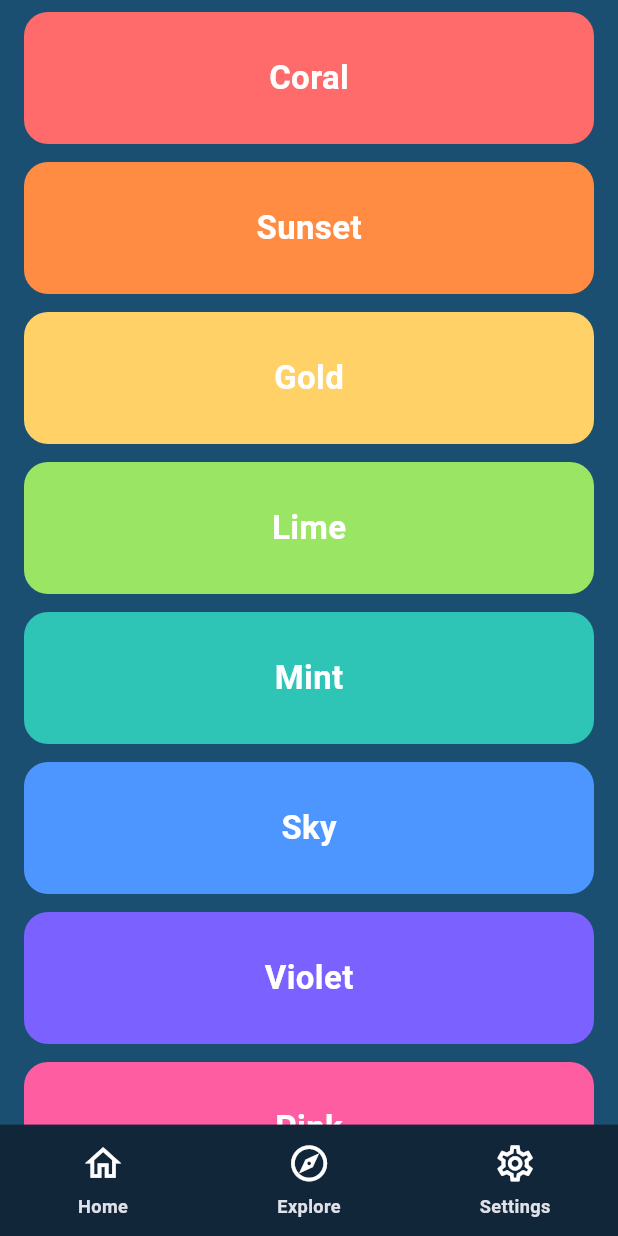
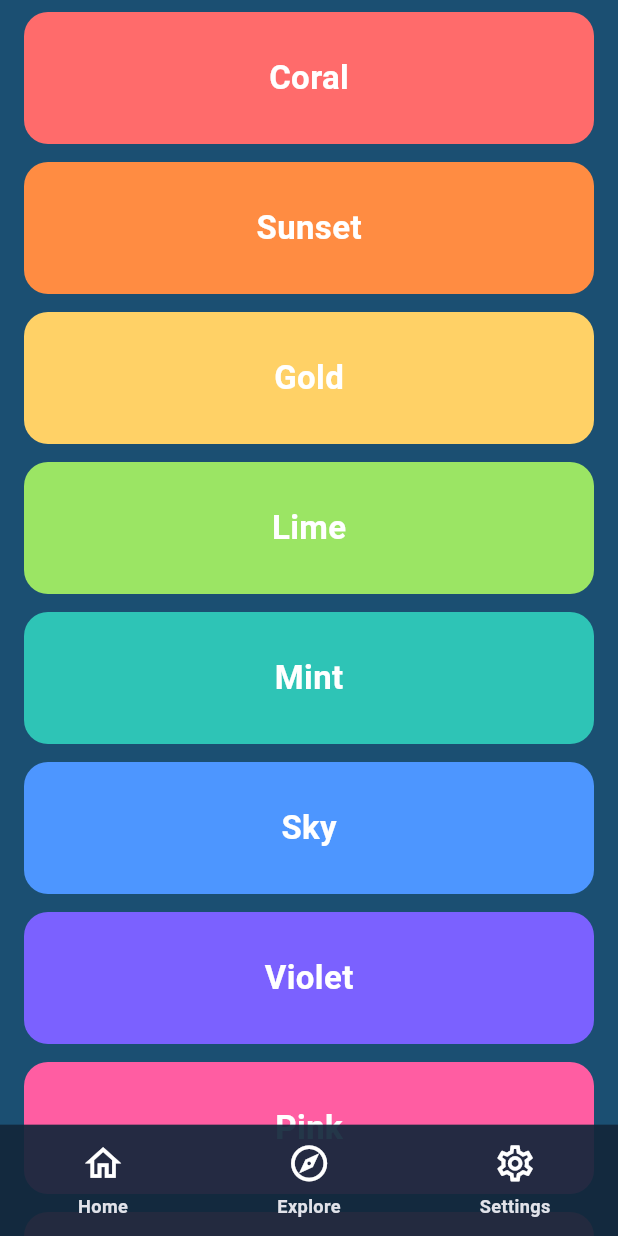
Before and after one commit to TalhaRiazH/flutter_smart_safe_area, a Flutter app: the screen it shows after launch, on a phone screen of 412 x 824 dp. Run offline on Flutter 3.47's test engine with Material 3 defaults, Android fonts, the phone set to English and light mode, and no system bars.

Commit message:
Keep insets live after Android navigation overlay changes.
Co-authored-by: Cursor <cursoragent@cursor.com>

```diff
--- a/example/lib/main.dart
+++ b/example/lib/main.dart
@@ -29,15 +29,15 @@ class _SmartSafeAreaExampleAppState extends State<SmartSafeAreaExampleApp> {
         colorSchemeSeed: const Color(0xFF6EA8FF),
       ),
       builder: (context, child) {
-        return SmartSafeAreaSimulator(
-          nav: _simulated,
-          top: _simulated == SimulatedSystemNav.device ? null : 47,
-          child: SmartSafeAreaHost(
+        return SmartSafeAreaHost(
           config: SmartSafeAreaConfig(
             extendBackground: _extendBackground,
             bottomBehavior: _behavior,
           ),
           showDebugOverlay: true,
+          child: SmartSafeAreaSimulator(
+            nav: _simulated,
+            top: _simulated == SimulatedSystemNav.device ? null : 47,
             child: child ?? const SizedBox.shrink(),
           ),
         );
@@ -288,7 +288,9 @@ class _Panel extends StatelessWidget {
 
   @override
   Widget build(BuildContext context) {
-    return DecoratedBox(
+    return Material(
+      color: Colors.transparent,
+      child: DecoratedBox(
         decoration: BoxDecoration(
           color: Colors.black.withValues(alpha: 0.28),
           borderRadius: BorderRadius.circular(16),
@@ -305,6 +307,7 @@ class _Panel extends StatelessWidget {
             ],
           ),
         ),
+      ),
     );
   }
 }
--- a/lib/flutter_smart_safe_area.dart
+++ b/lib/flutter_smart_safe_area.dart
@@ -36,6 +36,7 @@ export 'src/smart_safe_area_host.dart';
 export 'src/smart_safe_area_insets.dart';
 export 'src/smart_safe_area_scaffold.dart';
 export 'src/smart_safe_area_scope.dart';
+export 'src/smart_safe_area_simulation_scope.dart';
 export 'src/smart_safe_area_simulator.dart';
 export 'src/smart_system_nav_bar.dart';
 export 'src/system_nav.dart';
--- a/lib/src/smart_safe_area.dart
+++ b/lib/src/smart_safe_area.dart
@@ -162,7 +162,6 @@ class SmartSafeArea extends StatelessWidget {
       threeButtonNavThreshold: threeButtonNavThreshold,
     );
 
-    final padded = _consumePadding(context, insets.content, child);
     final topFill = resolveSafeAreaFill(
       color: topSafeAreaColor ?? inherited.topSafeAreaColor,
       opacity: topSafeAreaOpacity ?? inherited.topSafeAreaOpacity,
@@ -183,8 +182,23 @@ class SmartSafeArea extends StatelessWidget {
       opacity: rightSafeAreaOpacity ?? inherited.rightSafeAreaOpacity,
       visible: showRightSafeArea ?? inherited.showRightSafeArea,
     );
+    final contentPadding = paddingWithoutTranslucentFills(
+      insets.content,
+      top: topFill,
+      bottom: bottomFill,
+      left: leftFill,
+      right: rightFill,
+    );
+    final overlayInsets = overlayInsetsForFills(
+      insets.content,
+      top: topFill,
+      bottom: bottomFill,
+      left: leftFill,
+      right: rightFill,
+    );
+    final padded = _consumePadding(context, contentPadding, child);
     final colored = SmartSafeAreaColorBars(
-      insets: insets.content,
+      insets: overlayInsets,
       top: topFill,
       bottom: bottomFill,
       left: leftFill,
@@ -215,7 +229,7 @@ class SmartSafeArea extends StatelessWidget {
         const Color(0xFF000000);
 
     return SmartSafeAreaColorBars(
-      insets: insets.content,
+      insets: overlayInsets,
       top: topFill,
       bottom: bottomFill,
       left: leftFill,
--- a/lib/src/smart_safe_area_color_bars.dart
+++ b/lib/src/smart_safe_area_color_bars.dart
@@ -14,6 +14,47 @@ Color? resolveSafeAreaFill({
   if (next <= 0) return null;
   if (next >= 1) return color;
   return color.withValues(alpha: color.a * next);
+}
+
+/// Whether a resolved fill should sit over scrolling content.
+///
+/// Translucent bars do not consume padding, so lists can move behind them.
+bool safeAreaFillIsTranslucent(Color? color) {
+  return color != null && color.a < 0.999;
+}
+
+/// Content padding with translucent sides left at `0` so children draw behind
+/// the overlay bars.
+EdgeInsets paddingWithoutTranslucentFills(
+  EdgeInsets insets, {
+  Color? top,
+  Color? bottom,
+  Color? left,
+  Color? right,
+}) {
+  return EdgeInsets.fromLTRB(
+    safeAreaFillIsTranslucent(left) ? 0 : insets.left,
+    safeAreaFillIsTranslucent(top) ? 0 : insets.top,
+    safeAreaFillIsTranslucent(right) ? 0 : insets.right,
+    safeAreaFillIsTranslucent(bottom) ? 0 : insets.bottom,
+  );
+}
+
+/// Overlay bar sizes. Translucent fills still use the real inset so the color
+/// covers the system region while content scrolls underneath.
+EdgeInsets overlayInsetsForFills(
+  EdgeInsets insets, {
+  Color? top,
+  Color? bottom,
+  Color? left,
+  Color? right,
+}) {
+  return EdgeInsets.fromLTRB(
+    left == null ? 0 : insets.left,
+    top == null ? 0 : insets.top,
+    right == null ? 0 : insets.right,
+    bottom == null ? 0 : insets.bottom,
+  );
 }
 
 /// Paints optional colors in the system inset regions around [child].
--- a/lib/src/smart_safe_area_host.dart
+++ b/lib/src/smart_safe_area_host.dart
@@ -7,6 +7,7 @@ import 'package:flutter/services.dart';
 import 'smart_safe_area_config.dart';
 import 'smart_safe_area_insets.dart';
 import 'smart_safe_area_scope.dart';
+import 'smart_safe_area_simulation_scope.dart';
 import 'system_nav.dart';
 import 'system_nav_mode.dart';
 
@@ -140,11 +141,8 @@ class _SmartSafeAreaHostState extends State<SmartSafeAreaHost>
 
   @override
   void didChangeMetrics() {
-    _rebuild();
-  }
-
-  void _rebuild() {
-    if (mounted) setState(() {});
+    if (!mounted) return;
+    setState(() {});
   }
 
   Future<void> _refreshSystemInsets() async {
@@ -157,9 +155,14 @@ class _SmartSafeAreaHostState extends State<SmartSafeAreaHost>
             widget.systemNavigationBarIconBrightness,
       );
     }
-    _rebuild();
+    if (!mounted) return;
+    setState(() {});
     WidgetsBinding.instance.addPostFrameCallback((_) {
-      _rebuild();
+      if (!mounted) return;
+      setState(() {});
+      WidgetsBinding.instance.addPostFrameCallback((_) {
+        if (mounted) setState(() {});
+      });
     });
   }
 
@@ -208,18 +211,40 @@ class _MediaQueryAdapter extends StatelessWidget {
 
   @override
   Widget build(BuildContext context) {
-    final mq = MediaQuery.of(context);
-    final padding = mq.padding;
-    final viewPadding = mq.viewPadding;
+    var mq = MediaQuery.of(context);
+    if (!SmartSafeAreaSimulationScope.lockedOf(context)) {
+      final live = SystemNav.liveViewPadding(context);
+      if (live != null && (live.bottom > 0 || live.top > 0)) {
+        final staleBottom = (live.bottom - mq.viewPadding.bottom).abs() > 0.5;
+        final staleTop = (live.top - mq.viewPadding.top).abs() > 0.5;
+        if (staleBottom || staleTop) {
+          mq = mq.copyWith(
+            viewPadding: live,
+            padding: mq.padding.copyWith(
+              top: live.top,
+              left: live.left,
+              right: live.right,
+              bottom: live.bottom,
+            ),
+          );
+        }
+      }
+    }
 
-    final smartBottom = SmartSafeAreaInsets.of(
+    return MediaQuery(
+      data: mq,
+      child: Builder(
+        builder: (context) {
+          final padding = MediaQuery.paddingOf(context);
+          final viewPadding = MediaQuery.viewPaddingOf(context);
+          final insets = SmartSafeAreaInsets.of(
             context,
             config: config,
             extraPadding: EdgeInsets.zero,
             minimum: EdgeInsets.zero,
             keyboardAware: false,
-    ).contentBottom;
-
+          );
+          final smartBottom = insets.contentBottom;
           final nextPadding = padding.copyWith(
             top: math.max(padding.top, viewPadding.top),
             left: math.max(padding.left, viewPadding.left),
@@ -228,12 +253,17 @@ class _MediaQueryAdapter extends StatelessWidget {
                 ? smartBottom
                 : math.max(padding.bottom, viewPadding.bottom),
           );
-
-    if (nextPadding == padding) return child;
-
           return MediaQuery(
-      data: mq.copyWith(padding: nextPadding),
+            data: MediaQuery.of(context).copyWith(padding: nextPadding),
+            child: KeyedSubtree(
+              key: ValueKey(
+                'ssa-${insets.navMode.name}-${insets.rawBottom.toStringAsFixed(1)}',
+              ),
               child: child,
+            ),
+          );
+        },
+      ),
     );
   }
 }
--- a/lib/src/smart_safe_area_scaffold.dart
+++ b/lib/src/smart_safe_area_scaffold.dart
@@ -235,9 +235,17 @@ class SmartSafeAreaScaffold extends StatelessWidget {
     final hasBottomTint =
         (bottomSafeAreaColor ?? inherited.bottomSafeAreaColor) != null;
 
-    final bodyNeedsTop = applyTop && (appBar == null || extendBodyBehindAppBar);
+    final bottomIsTranslucent = safeAreaFillIsTranslucent(bottomColor);
+    final topIsTranslucent = safeAreaFillIsTranslucent(topColor);
+    final effectiveExtendBody =
+        extendBody || (bottomNavigationBar != null && bottomIsTranslucent);
+    final effectiveExtendBodyBehindAppBar =
+        extendBodyBehindAppBar || (appBar != null && topIsTranslucent);
+
+    final bodyNeedsTop =
+        applyTop && (appBar == null || effectiveExtendBodyBehindAppBar);
     final bodyNeedsBottom =
-        applyBottom && (bottomNavigationBar == null || extendBody);
+        applyBottom && (bottomNavigationBar == null || effectiveExtendBody);
 
     Widget? nav = bottomNavigationBar;
     if (nav != null && wrapBottomNavigationBar) {
@@ -348,8 +356,8 @@ class SmartSafeAreaScaffold extends StatelessWidget {
       drawer: drawer,
       endDrawer: endDrawer,
       resizeToAvoidBottomInset: resizeToAvoidBottomInset,
-      extendBody: extendBody,
-      extendBodyBehindAppBar: extendBodyBehindAppBar,
+      extendBody: effectiveExtendBody,
+      extendBodyBehindAppBar: effectiveExtendBodyBehindAppBar,
     );
 
     if (extend || _hasCustomBackground) {
--- /dev/null
+++ b/lib/src/smart_safe_area_simulation_scope.dart
@@ -0,0 +1,31 @@
+import 'package:flutter/widgets.dart';
+
+/// When [locked] is true, smart insets stay on the ancestor [MediaQuery]
+/// instead of the live [FlutterView] (used by [SmartSafeAreaSimulator]).
+class SmartSafeAreaSimulationScope extends InheritedWidget {
+  /// Creates a simulation lock for descendant inset reads.
+  const SmartSafeAreaSimulationScope({
+    super.key,
+    required this.locked,
+    required super.child,
+  });
+
+  /// Whether to ignore live engine insets.
+  final bool locked;
+
+  /// `true` when a simulator is forcing MediaQuery insets.
+  static bool lockedOf(BuildContext context) {
+    return maybeOf(context)?.locked ?? false;
+  }
+
+  /// The nearest simulation scope, if any.
+  static SmartSafeAreaSimulationScope? maybeOf(BuildContext context) {
+    return context
+        .dependOnInheritedWidgetOfExactType<SmartSafeAreaSimulationScope>();
+  }
+
+  @override
+  bool updateShouldNotify(SmartSafeAreaSimulationScope oldWidget) {
+    return locked != oldWidget.locked;
+  }
+}
--- a/lib/src/smart_safe_area_simulator.dart
+++ b/lib/src/smart_safe_area_simulator.dart
@@ -1,5 +1,6 @@
 import 'package:flutter/widgets.dart';
 
+import 'smart_safe_area_simulation_scope.dart';
 import 'system_nav.dart';
 
 /// Preset insets for [SmartSafeAreaSimulator].
@@ -85,10 +86,9 @@ class SmartSafeAreaSimulator extends StatelessWidget {
 
   @override
   Widget build(BuildContext context) {
-    if (nav == SimulatedSystemNav.device && top == null) {
-      return child;
-    }
-
+    final locked = nav != SimulatedSystemNav.device || top != null;
+    Widget built = child;
+    if (locked) {
       final mq = MediaQuery.of(context);
       final bottom = resolvedBottom ?? mq.viewPadding.bottom;
       final nextViewPadding = mq.viewPadding.copyWith(
@@ -103,8 +103,7 @@ class SmartSafeAreaSimulator extends StatelessWidget {
         left: left,
         right: right,
       );
-
-    return MediaQuery(
+      built = MediaQuery(
         data: mq.copyWith(
           viewPadding: nextViewPadding,
           padding: nextPadding,
@@ -112,4 +111,10 @@ class SmartSafeAreaSimulator extends StatelessWidget {
         child: child,
       );
     }
+
+    return SmartSafeAreaSimulationScope(
+      locked: locked,
+      child: built,
+    );
   }
+}
--- a/lib/src/system_nav.dart
+++ b/lib/src/system_nav.dart
@@ -1,8 +1,10 @@
 import 'dart:math' as math;
+import 'dart:ui' show FlutterView;
 
 import 'package:flutter/widgets.dart';
 
 import 'smart_safe_area_scope.dart';
+import 'smart_safe_area_simulation_scope.dart';
 import 'system_nav_mode.dart';
 
 /// Detects the system navigation style from [MediaQuery] / [FlutterView].
@@ -26,16 +28,43 @@ abstract final class SystemNav {
   /// This is the physical inset (3-button bar **or** home indicator), not the
   /// content inset. Use [contentBottomInset] when padding widgets.
   static double rawBottomInset(BuildContext context) {
-    final viewPaddingBottom = MediaQuery.viewPaddingOf(context).bottom;
-    var raw = viewPaddingBottom;
-    if (raw <= 0) {
-      final view = View.maybeOf(context);
-      if (view != null && view.devicePixelRatio > 0) {
-        raw = math.max(view.viewPadding.bottom, view.padding.bottom) /
-            view.devicePixelRatio;
+    final mqBottom = MediaQuery.viewPaddingOf(context).bottom;
+    if (SmartSafeAreaSimulationScope.lockedOf(context)) {
+      return mqBottom;
+    }
+    final live = liveViewPadding(context);
+    if (live != null) {
+      final stale = (live.bottom - mqBottom).abs() > 0.5;
+      if (stale && (live.bottom > 0 || mqBottom <= 0)) {
+        return live.bottom;
       }
     }
-    return raw;
+    if (mqBottom > 0) return mqBottom;
+    return live?.bottom ?? 0;
+  }
+
+  /// Current [FlutterView] padding in logical pixels, or `null` if unknown.
+  ///
+  /// Used when Android swaps the 3-button / gesture overlay and [MediaQuery]
+  /// still holds the previous inset.
+  static EdgeInsets? liveViewPadding(BuildContext? context) {
+    FlutterView? view;
+    if (context != null && context.mounted) {
+      view = View.maybeOf(context);
+    }
+    view ??= WidgetsBinding.instance.platformDispatcher.implicitView;
+    if (view == null) {
+      final views = WidgetsBinding.instance.platformDispatcher.views;
+      if (views.isNotEmpty) view = views.first;
+    }
+    if (view == null || view.devicePixelRatio <= 0) return null;
+    final physical = EdgeInsets.fromLTRB(
+      math.max(view.viewPadding.left, view.padding.left).toDouble(),
+      math.max(view.viewPadding.top, view.padding.top).toDouble(),
+      math.max(view.viewPadding.right, view.padding.right).toDouble(),
+      math.max(view.viewPadding.bottom, view.padding.bottom).toDouble(),
+    );
+    return physical / view.devicePixelRatio;
   }
 
   /// Resolved 3-button threshold from [SmartSafeAreaScope] or the default.
--- a/pubspec.yaml
+++ b/pubspec.yaml
@@ -1,6 +1,6 @@
 name: flutter_smart_safe_area
 description: Smart SafeArea that detects 3-button vs gesture navigation. Backgrounds stay edge-to-edge; content insets only when the system nav bar is visible.
-version: 0.1.3
+version: 0.1.4
 homepage: https://github.com/TalhaRiazH/flutter_smart_safe_area
 repository: https://github.com/TalhaRiazH/flutter_smart_safe_area
 issue_tracker: https://github.com/TalhaRiazH/flutter_smart_safe_area/issues
--- a/test_safe_area/lib/main.dart
+++ b/test_safe_area/lib/main.dart
@@ -2,11 +2,18 @@ import 'package:flutter/material.dart';
 import 'package:flutter_smart_safe_area/flutter_smart_safe_area.dart';
 
 const _navBarColor = Color(0xFF12263A);
+const _topSafeColor = Color(0xFFFF8C42);
+const _topOpacity = 0.45;
+const _bottomOpacity = 0.72;
 
 Future<void> main() async {
   WidgetsFlutterBinding.ensureInitialized();
   await SmartSafeAreaHost.ensureEdgeToEdge();
   runApp(const TestSafeAreaApp());
+}
+
+double _navBarHeight(BuildContext context) {
+  return (MediaQuery.sizeOf(context).height * 0.09).clamp(72.0, 104.0);
 }
 
 class TestSafeAreaApp extends StatelessWidget {
@@ -24,8 +31,10 @@ class TestSafeAreaApp extends StatelessWidget {
         config: const SmartSafeAreaConfig(
           extendBackground: true,
           bottomBehavior: BottomSafeAreaBehavior.auto,
+          topSafeAreaColor: _topSafeColor,
+          topSafeAreaOpacity: _topOpacity,
           bottomSafeAreaColor: _navBarColor,
-          bottomSafeAreaOpacity: 1,
+          bottomSafeAreaOpacity: _bottomOpacity,
         ),
       ),
       home: const _HomeScreen(),
@@ -49,20 +58,34 @@ class _HomeScreen extends StatelessWidget {
     ('Teal', Color(0xFF00A896)),
     ('Indigo', Color(0xFF3D5A80)),
     ('Peach', Color(0xFFFFA69E)),
+    ('Amber', Color(0xFFFFC300)),
+    ('Aqua', Color(0xFF48CAE4)),
+    ('Plum', Color(0xFF9B5DE5)),
+    ('Leaf', Color(0xFF43AA8B)),
   ];
 
   @override
   Widget build(BuildContext context) {
+    final mediaPadding = MediaQuery.paddingOf(context);
+
     return SmartSafeAreaScaffold(
       extendBackground: true,
       bottomBehavior: BottomSafeAreaBehavior.auto,
       backgroundColor: const Color(0xFF1B4F72),
+      topSafeAreaColor: _topSafeColor,
+      topSafeAreaOpacity: _topOpacity,
+      showTopSafeArea: true,
       bottomSafeAreaColor: _navBarColor,
+      bottomSafeAreaOpacity: _bottomOpacity,
       showBottomSafeArea: true,
-      bottomSafeAreaOpacity: 1,
       bottomNavigationBar: const _DemoTabBar(),
       body: ListView.separated(
-        padding: const EdgeInsets.fromLTRB(16, 8, 16, 16),
+        padding: EdgeInsets.fromLTRB(
+          16,
+          mediaPadding.top + 8,
+          16,
+          mediaPadding.bottom + _navBarHeight(context) + 16,
+        ),
         itemCount: _tiles.length,
         separatorBuilder: (context, index) => const SizedBox(height: 12),
         itemBuilder: (context, index) {
@@ -95,12 +118,12 @@ class _DemoTabBar extends StatelessWidget {
   @override
   Widget build(BuildContext context) {
     final size = MediaQuery.sizeOf(context);
-    final barHeight = (size.height * 0.09).clamp(72.0, 104.0);
+    final barHeight = _navBarHeight(context);
     final iconSize = (size.shortestSide * 0.07).clamp(28.0, 36.0);
     final fontSize = (iconSize * 0.42).clamp(12.0, 16.0);
 
     return ColoredBox(
-      color: _navBarColor,
+      color: _navBarColor.withValues(alpha: _bottomOpacity),
       child: SizedBox(
         height: barHeight,
         child: Row(
```
Also changed, not shown: 5 other files. Lines whose indentation alone changed are shown as unchanged.
